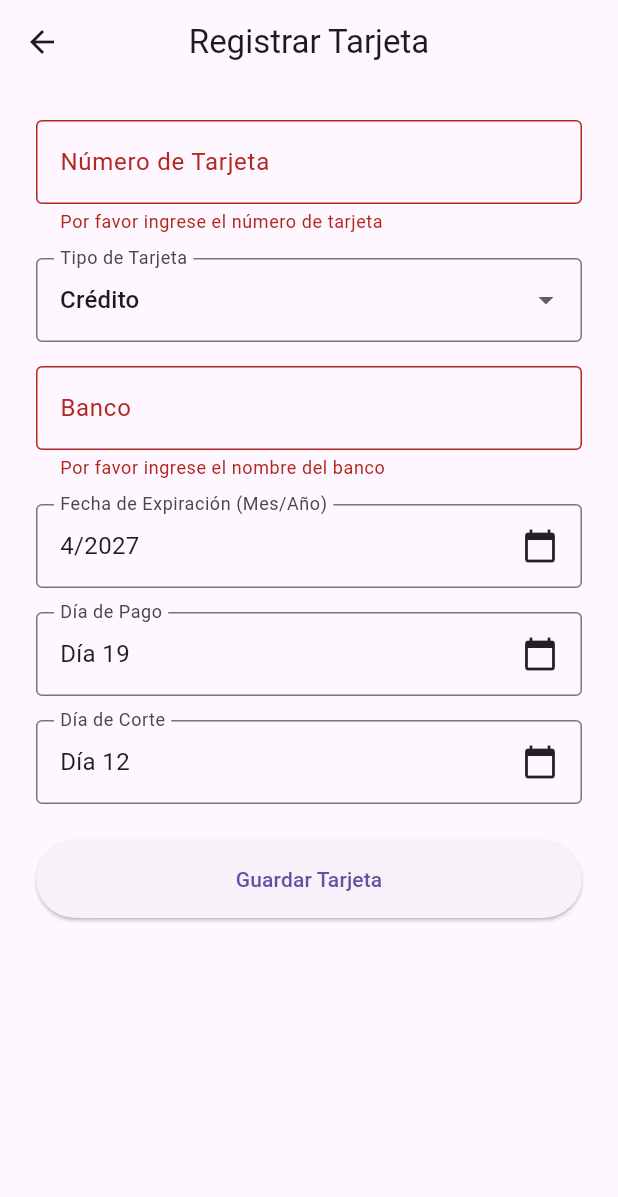
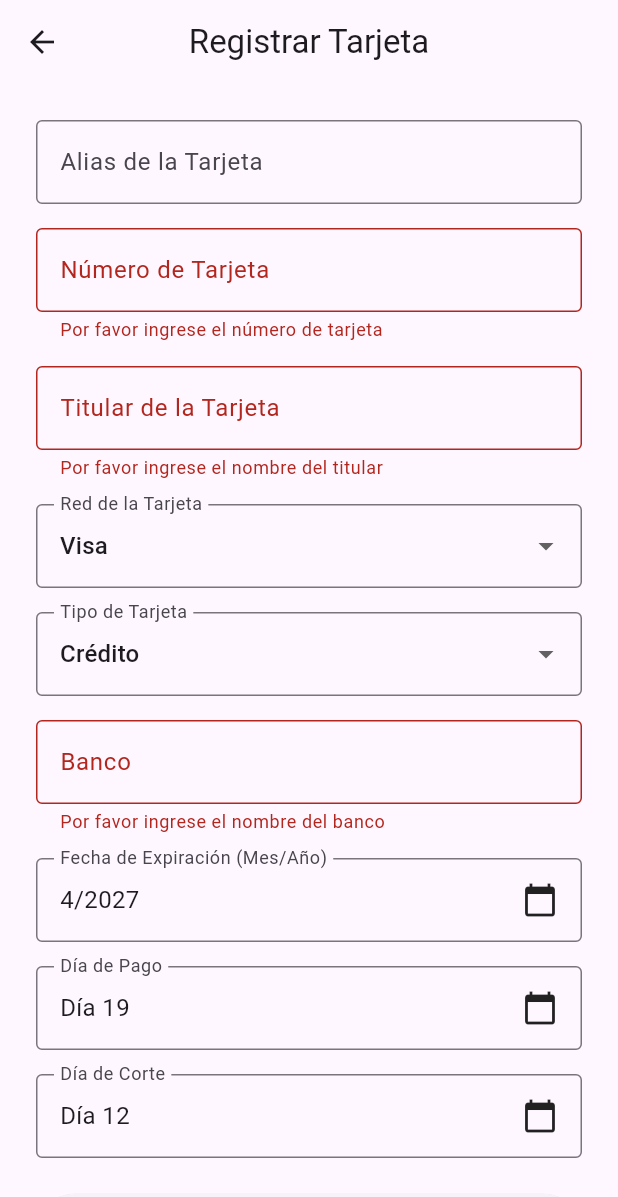
Before and after one commit to ameza-bit/economia, a Flutter app: the CardFormView screen opened directly, after a tap on "Guardar Tarjeta", on a phone screen of 412 x 824 dp. Shown: the top 1197 px of the screen. Run offline on Flutter 3.47's test engine with Material 3 defaults, Android fonts, the phone set to English and light mode, and no system bars; our stand-ins replace flutter_bloc, go_router, shared_preferences; accounts and stored records are empty.

Commit message:
feat: agregar nuevos eventos y métodos en CardFormBloc, actualizar FinancialCard y CardFormState para incluir alias, nombre del titular y red de tarjeta

```diff
--- /dev/null
+++ b/lib/data/enums/card_network.dart
@@ -0,0 +1,47 @@
+// lib/data/enums/card_network.dart
+import 'package:flutter/material.dart';
+
+enum CardNetwork { visa, mastercard, americanExpress, other }
+
+extension CardNetworkExtension on CardNetwork {
+  String get name => toString().split('.').last;
+
+  String get displayName {
+    switch (this) {
+      case CardNetwork.visa:
+        return 'Visa';
+      case CardNetwork.mastercard:
+        return 'MasterCard';
+      case CardNetwork.americanExpress:
+        return 'American Express';
+      case CardNetwork.other:
+        return 'Otra';
+    }
+  }
+
+  Color get color {
+    switch (this) {
+      case CardNetwork.visa:
+        return Colors.blue.shade700;
+      case CardNetwork.mastercard:
+        return Colors.red.shade700;
+      case CardNetwork.americanExpress:
+        return Colors.indigo.shade700;
+      case CardNetwork.other:
+        return Colors.grey.shade700;
+    }
+  }
+
+  IconData get icon {
+    switch (this) {
+      case CardNetwork.visa:
+        return Icons.credit_card;
+      case CardNetwork.mastercard:
+        return Icons.credit_card;
+      case CardNetwork.americanExpress:
+        return Icons.credit_card;
+      default:
+        return Icons.credit_card;
+    }
+  }
+}
--- a/lib/data/events/card_form_event.dart
+++ b/lib/data/events/card_form_event.dart
@@ -1,5 +1,5 @@
-// lib/data/events/card_form_event.dart
 import 'package:economia/data/enums/card_type.dart';
+import 'package:economia/data/enums/card_network.dart';
 import 'package:flutter/material.dart' show BuildContext;
 
 sealed class CardFormEvent {}
@@ -37,6 +37,22 @@ class CardFormUpdateCutOffDayEvent extends CardFormEvent {
   CardFormUpdateCutOffDayEvent(this.day);
 }
 
+// Nuevos eventos
+class CardFormUpdateAliasEvent extends CardFormEvent {
+  final String alias;
+  CardFormUpdateAliasEvent(this.alias);
+}
+
+class CardFormUpdateCardholderNameEvent extends CardFormEvent {
+  final String cardholderName;
+  CardFormUpdateCardholderNameEvent(this.cardholderName);
+}
+
+class CardFormUpdateCardNetworkEvent extends CardFormEvent {
+  final CardNetwork cardNetwork;
+  CardFormUpdateCardNetworkEvent(this.cardNetwork);
+}
+
 class CardFormSaveEvent extends CardFormEvent {
   final BuildContext? context;
   CardFormSaveEvent({this.context});
--- a/lib/data/models/financial_card.dart
+++ b/lib/data/models/financial_card.dart
@@ -1,4 +1,5 @@
 import 'package:economia/data/enums/card_type.dart';
+import 'package:economia/data/enums/card_network.dart';
 
 class FinancialCard {
   final String id;
@@ -8,6 +9,9 @@ class FinancialCard {
   final int paymentDay;
   final int cutOffDay;
   final String bankName;
+  final String alias;
+  final String cardholderName;
+  final CardNetwork cardNetwork;
 
   FinancialCard({
     required this.id,
@@ -17,17 +21,29 @@ class FinancialCard {
     required this.paymentDay,
     required this.cutOffDay,
     required this.bankName,
+    required this.alias,
+    required this.cardholderName,
+    required this.cardNetwork,
   });
 
   factory FinancialCard.fromJson(Map<String, dynamic> json) => FinancialCard(
     id: json['id'] ?? '',
     cardNumber: json['cardNumber'] ?? 0,
-    cardType: CardType.values[json['cardType'] ?? 0],
+    cardType:
+        json['cardType'] != null
+            ? CardType.values[json['cardType']]
+            : CardType.other,
     expirationDate:
         DateTime.tryParse(json['expirationDate'] ?? '') ?? DateTime.now(),
     paymentDay: json['paymentDay'] ?? 1,
     cutOffDay: json['cutOffDay'] ?? 15,
     bankName: json['bankName'] ?? '',
+    alias: json['alias'] ?? '',
+    cardholderName: json['cardholderName'] ?? '',
+    cardNetwork:
+        json['cardNetwork'] != null
+            ? CardNetwork.values[json['cardNetwork']]
+            : CardNetwork.other,
   );
 
   Map<String, dynamic> toJson() => {
@@ -38,5 +54,8 @@ class FinancialCard {
     'paymentDay': paymentDay,
     'cutOffDay': cutOffDay,
     'bankName': bankName,
+    'alias': alias,
+    'cardholderName': cardholderName,
+    'cardNetwork': cardNetwork.index,
   };
 }
--- a/lib/data/states/card_form_state.dart
+++ b/lib/data/states/card_form_state.dart
@@ -1,5 +1,5 @@
-// lib/data/states/card_form_state.dart
 import 'package:economia/data/enums/card_type.dart';
+import 'package:economia/data/enums/card_network.dart';
 
 sealed class CardFormState {}
 
@@ -24,6 +24,9 @@ class CardFormReadyState extends CardFormState {
   final DateTime expirationDate;
   final int paymentDay;
   final int cutOffDay;
+  final String alias;
+  final String cardholderName;
+  final CardNetwork cardNetwork;
 
   CardFormReadyState({
     this.cardNumber = '',
@@ -32,6 +35,9 @@ class CardFormReadyState extends CardFormState {
     required this.expirationDate,
     required this.paymentDay,
     required this.cutOffDay,
+    this.alias = '',
+    this.cardholderName = '',
+    this.cardNetwork = CardNetwork.visa,
   });
 
   CardFormReadyState copyWith({
@@ -41,6 +47,9 @@ class CardFormReadyState extends CardFormState {
     DateTime? expirationDate,
     int? paymentDay,
     int? cutOffDay,
+    String? alias,
+    String? cardholderName,
+    CardNetwork? cardNetwork,
   }) {
     return CardFormReadyState(
       cardNumber: cardNumber ?? this.cardNumber,
@@ -49,6 +58,9 @@ class CardFormReadyState extends CardFormState {
       expirationDate: expirationDate ?? this.expirationDate,
       paymentDay: paymentDay ?? this.paymentDay,
       cutOffDay: cutOffDay ?? this.cutOffDay,
+      alias: alias ?? this.alias,
+      cardholderName: cardholderName ?? this.cardholderName,
+      cardNetwork: cardNetwork ?? this.cardNetwork,
     );
   }
 }
--- a/lib/ui/views/cards/card_form_view.dart
+++ b/lib/ui/views/cards/card_form_view.dart
@@ -1,5 +1,6 @@
 import 'package:economia/data/blocs/card_form_bloc.dart';
 import 'package:economia/data/enums/card_type.dart';
+import 'package:economia/data/enums/card_network.dart';
 import 'package:economia/data/events/card_form_event.dart';
 import 'package:economia/data/states/card_form_state.dart';
 import 'package:flutter/material.dart';
@@ -17,27 +18,33 @@ class _CardFormViewState extends State<CardFormView> {
   final _formKey = GlobalKey<FormState>();
   late TextEditingController _cardNumberController;
   late TextEditingController _bankNameController;
+  late TextEditingController _aliasController;
+  late TextEditingController _cardholderNameController;
 
   @override
   void initState() {
     super.initState();
     _cardNumberController = TextEditingController();
     _bankNameController = TextEditingController();
+    _aliasController = TextEditingController();
+    _cardholderNameController = TextEditingController();
   }
 
   @override
   void dispose() {
     _cardNumberController.dispose();
     _bankNameController.dispose();
+    _aliasController.dispose();
+    _cardholderNameController.dispose();
     super.dispose();
   }
 
-  // Selector de mes y año para fecha de expiración
+  // Métodos existentes para seleccionar fecha y día
   Future<void> _selectMonthYear(BuildContext context) async {
+    // Código existente sin cambios...
     final state = context.read<CardFormBloc>().state as CardFormReadyState;
     final initialDate = state.expirationDate;
 
-    // Mostrar un diálogo personalizado para seleccionar mes y año
     final Map<String, int>? result = await showDialog<Map<String, int>>(
       context: context,
       builder: (BuildContext context) {
@@ -135,13 +142,12 @@ class _CardFormViewState extends State<CardFormView> {
     }
   }
 
-  // Selector de día para fechas de pago y corte
   Future<void> _selectDay(BuildContext context, bool isPaymentDay) async {
+    // Código existente sin cambios...
     final CardFormReadyState state =
         context.read<CardFormBloc>().state as CardFormReadyState;
     final initialDay = isPaymentDay ? state.paymentDay : state.cutOffDay;
 
-    // Diálogo para seleccionar el día del mes
     final int? selectedDay = await showDialog<int>(
       context: context,
       builder: (BuildContext context) {
@@ -237,6 +243,13 @@ class _CardFormViewState extends State<CardFormView> {
             // Actualizar los controladores de texto con los valores del estado
             _cardNumberController.text = state.cardNumber;
             _bankNameController.text = state.bankName;
+            _aliasController.text = state.alias;
+            _cardholderNameController.text = state.cardholderName;
+
+            // Verificar si mostrar campos específicos para tarjetas de crédito
+            bool isCredit =
+                state.cardType == CardType.credit ||
+                state.cardType == CardType.other;
 
             return Padding(
               padding: const EdgeInsets.all(24),
@@ -244,6 +257,22 @@ class _CardFormViewState extends State<CardFormView> {
                 key: _formKey,
                 child: ListView(
                   children: [
+                    // Campo de alias (nuevo)
+                    TextFormField(
+                      controller: _aliasController,
+                      decoration: const InputDecoration(
+                        labelText: 'Alias de la Tarjeta',
+                        hintText: 'Ej: Tarjeta Personal, Tarjeta de Trabajo',
+                        border: OutlineInputBorder(),
+                      ),
+                      onChanged:
+                          (value) => context.read<CardFormBloc>().add(
+                            CardFormUpdateAliasEvent(value),
+                          ),
+                    ),
+                    const SizedBox(height: 16),
+
+                    // Campo de número de tarjeta (existente)
                     TextFormField(
                       controller: _cardNumberController,
                       decoration: const InputDecoration(
@@ -270,6 +299,53 @@ class _CardFormViewState extends State<CardFormView> {
                       },
                     ),
                     const SizedBox(height: 16),
+
+                    // Campo de titular de la tarjeta (nuevo)
+                    TextFormField(
+                      controller: _cardholderNameController,
+                      decoration: const InputDecoration(
+                        labelText: 'Titular de la Tarjeta',
+                        hintText: 'Nombre como aparece en la tarjeta',
+                        border: OutlineInputBorder(),
+                      ),
+                      onChanged:
+                          (value) => context.read<CardFormBloc>().add(
+                            CardFormUpdateCardholderNameEvent(value),
+                          ),
+                      validator: (value) {
+                        if (value == null || value.isEmpty) {
+                          return 'Por favor ingrese el nombre del titular';
+                        }
+                        return null;
+                      },
+                    ),
+                    const SizedBox(height: 16),
+
+                    // Selector de red de tarjeta (nuevo)
+                    DropdownButtonFormField<CardNetwork>(
+                      decoration: const InputDecoration(
+                        labelText: 'Red de la Tarjeta',
+                        border: OutlineInputBorder(),
+                      ),
+                      value: state.cardNetwork,
+                      items:
+                          CardNetwork.values.map((CardNetwork network) {
+                            return DropdownMenuItem<CardNetwork>(
+                              value: network,
+                              child: Text(network.displayName),
+                            );
+                          }).toList(),
+                      onChanged: (CardNetwork? newValue) {
+                        if (newValue != null) {
+                          context.read<CardFormBloc>().add(
+                            CardFormUpdateCardNetworkEvent(newValue),
+                          );
+                        }
+                      },
+                    ),
+                    const SizedBox(height: 16),
+
+                    // Selector de tipo de tarjeta (existente)
                     DropdownButtonFormField<CardType>(
                       decoration: const InputDecoration(
                         labelText: 'Tipo de Tarjeta',
@@ -292,6 +368,8 @@ class _CardFormViewState extends State<CardFormView> {
                       },
                     ),
                     const SizedBox(height: 16),
+
+                    // Campo de banco (existente)
                     TextFormField(
                       controller: _bankNameController,
                       decoration: const InputDecoration(
@@ -312,7 +390,8 @@ class _CardFormViewState extends State<CardFormView> {
                       },
                     ),
                     const SizedBox(height: 16),
-                    // Selector de mes/año para fecha de expiración
+
+                    // Selector de mes/año para fecha de expiración (existente)
                     GestureDetector(
                       onTap: () => _selectMonthYear(context),
                       child: InputDecorator(
@@ -333,6 +412,9 @@ class _CardFormViewState extends State<CardFormView> {
                       ),
                     ),
                     const SizedBox(height: 16),
+
+                    // Campos específicos para tarjetas de crédito
+                    if (isCredit) ...[
                       // Selector de día para fecha de pago
                       GestureDetector(
                         onTap: () => _selectDay(context, true),
@@ -354,6 +436,7 @@ class _CardFormViewState extends State<CardFormView> {
                         ),
                       ),
                       const SizedBox(height: 16),
+
                       // Selector de día para fecha de corte
                       GestureDetector(
                         onTap: () => _selectDay(context, false),
@@ -374,7 +457,10 @@ class _CardFormViewState extends State<CardFormView> {
                           ),
                         ),
                       ),
+                    ],
                     const SizedBox(height: 24),
+
+                    // Botón de guardar (existente)
                     ElevatedButton(
                       onPressed: () {
                         if (_formKey.currentState!.validate()) {
```
Also changed, not shown: lib/data/blocs/card_form_bloc.dart (+50 -2 lines), lib/ui/widgets/cards/card_item.dart (+43 -3 lines). Lines whose indentation alone changed are shown as unchanged.
